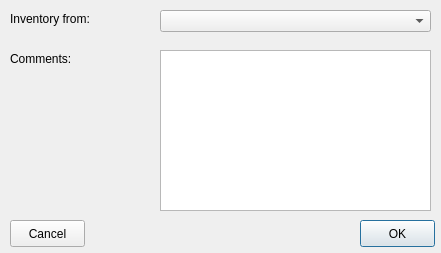
This is trunk/ui/invnewfrm.ui in BackupTheBerlios/first4-svn as Qt 5 draws it before an edit. The edited form follows.
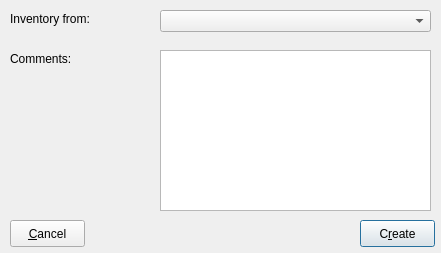
This is the edited form. Icons and pictures are not drawn.

The edit to the form file:
```diff
--- a/trunk/ui/invnewfrm.ui
+++ b/trunk/ui/invnewfrm.ui
@@ -25,7 +25,10 @@
     </rect>
    </property>
    <property name="text" >
-    <string>OK</string>
+    <string>C&amp;reate</string>
+   </property>
+   <property name="icon" >
+    <iconset resource="../resources/images/first4.qrc" >:/button_ok.png</iconset>
    </property>
   </widget>
   <widget class="QPushButton" name="btncancel" >
@@ -38,7 +41,10 @@
     </rect>
    </property>
    <property name="text" >
-    <string>Cancel</string>
+    <string>&amp;Cancel</string>
+   </property>
+   <property name="icon" >
+    <iconset resource="../resources/images/first4.qrc" >:/button_cancel.png</iconset>
    </property>
   </widget>
   <widget class="QLabel" name="label" >
```
Left out of the diff: 4 changed lines with no effect on the pictures.
